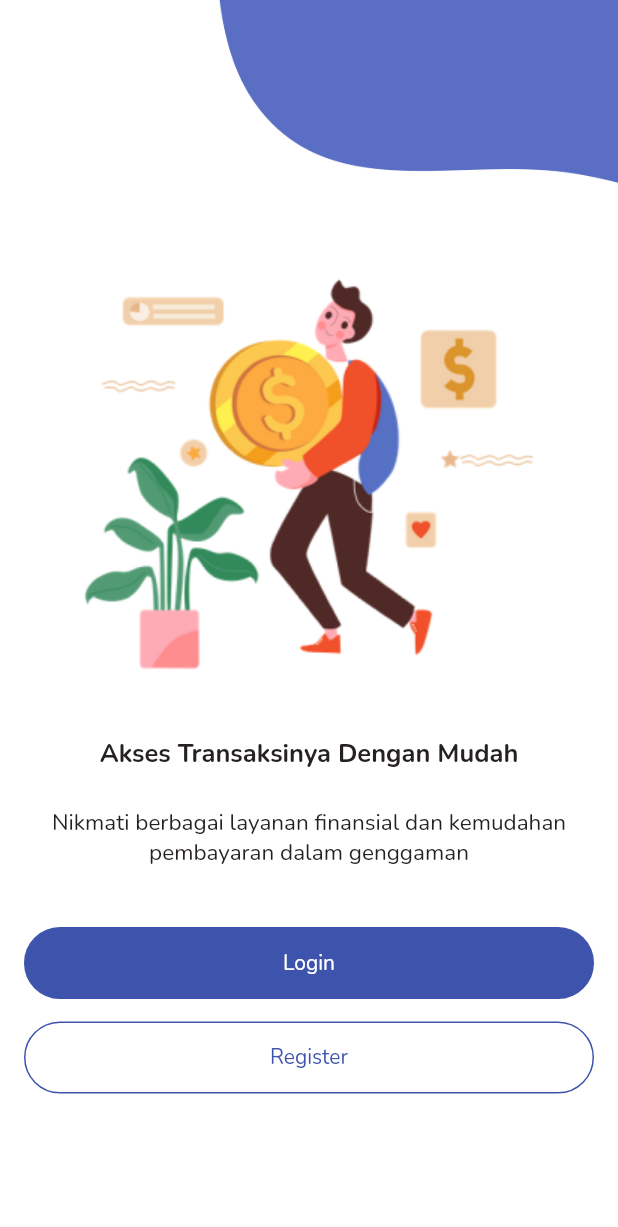
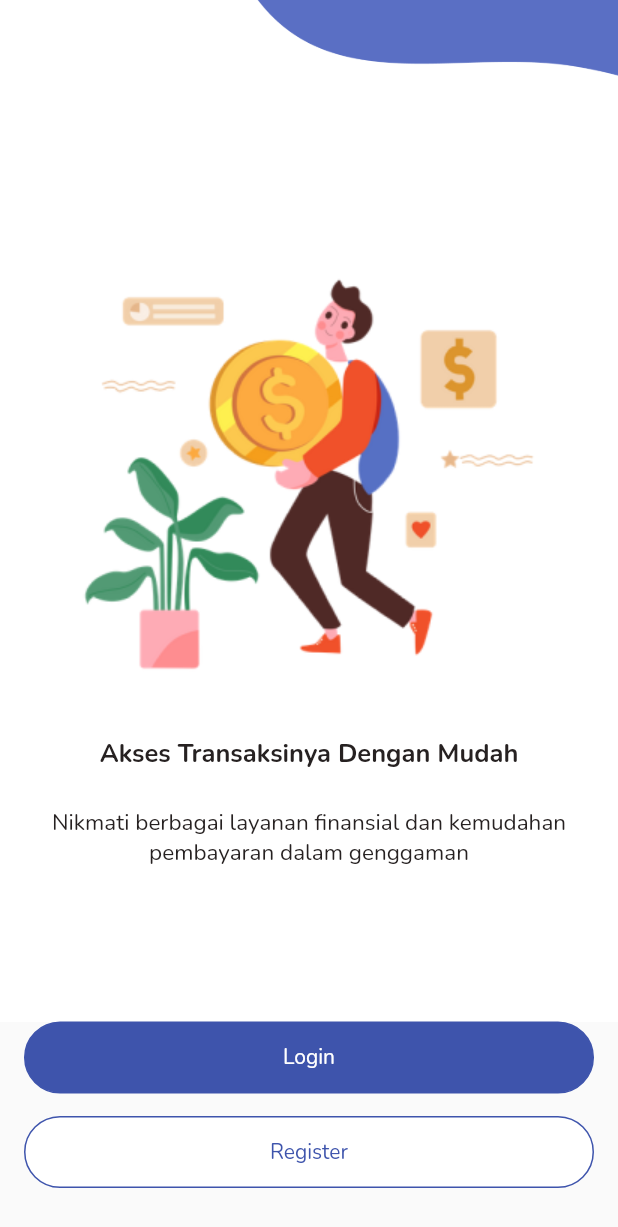
Before and after one commit to ntaulya/visipay, a Flutter app: the screen it shows after launch, on a phone screen of 412 x 824 dp. Shown: the top 1227 px of the screen. Run offline on Flutter 3.47's test engine with Material 2 defaults, Android fonts, the phone set to English and light mode, and no system bars; our stand-ins replace bloc, dartz, flutter_bloc, flutter_svg, get_it, google_fonts and 2 more; missing offline and left inert: dart:ffi.

Commit message:
on boarding button

```diff
--- a/lib/pages/onBoarding.dart
+++ b/lib/pages/onBoarding.dart
@@ -56,10 +56,47 @@ class OnBoarding extends StatelessWidget {
                     fontWeight: FontWeight.normal,
                     color: Text1),
               ),
-              SizedBox(
-                height: 40,
-              ),
-              Button(
+              // SizedBox(
+              //   height: 40,
+              // ),
+              // Button(
+              //   "Login",
+              //   backgroundColor: Primary50,
+              //   // width: 380,
+              //   height: 48,
+
+              //   onTap: () {
+              //     // Navigator.of(context).pushNamed('/login');
+              //     Navigator.push(
+              //         context,
+              //         MaterialPageRoute(
+              //           builder: (context) => Login(),
+              //         ));
+              //   },
+              // ),
+              // const SizedBox(height: 15),
+              // Button("Register",
+              //     backgroundColor: Colors.white,
+              //     color: Primary50,
+              //     // width: 380,
+              //     height: 48, onTap: () {
+              //   // Navigator.of(context).pushNamed('/register');
+              //   Navigator.push(
+              //       context,
+              //       MaterialPageRoute(
+              //         builder: (context) => Register(),
+              //       ));
+              // }),
+            ],
+          ),
+        ),
+        bottomNavigationBar: Padding(
+              padding: const EdgeInsets.only(left: 16, right: 16, bottom: 32 ),
+              child: Column(
+                mainAxisSize: MainAxisSize.min,
+                mainAxisAlignment: MainAxisAlignment.end,
+                children: [
+                Button(
                 "Login",
                 backgroundColor: Primary50,
                 // width: 380,
@@ -87,9 +124,8 @@ class OnBoarding extends StatelessWidget {
                       builder: (context) => Register(),
                     ));
               }),
-            ],
-          ),
-        ),
+              ]),
+            )
       ),
     );
   }
```
